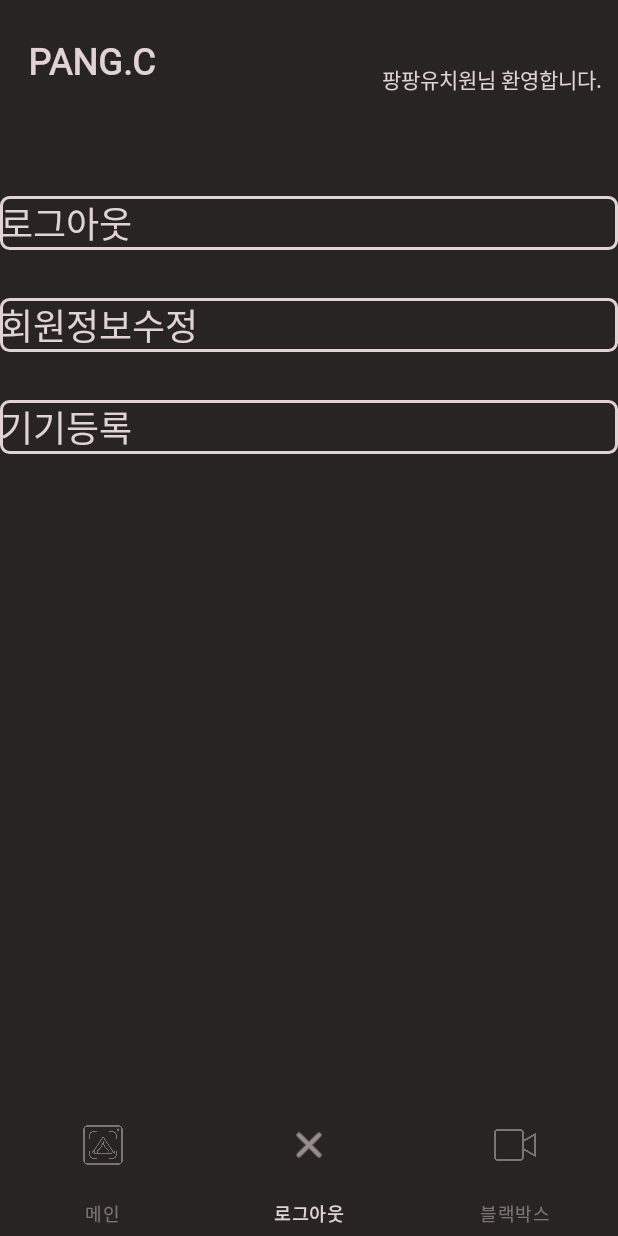
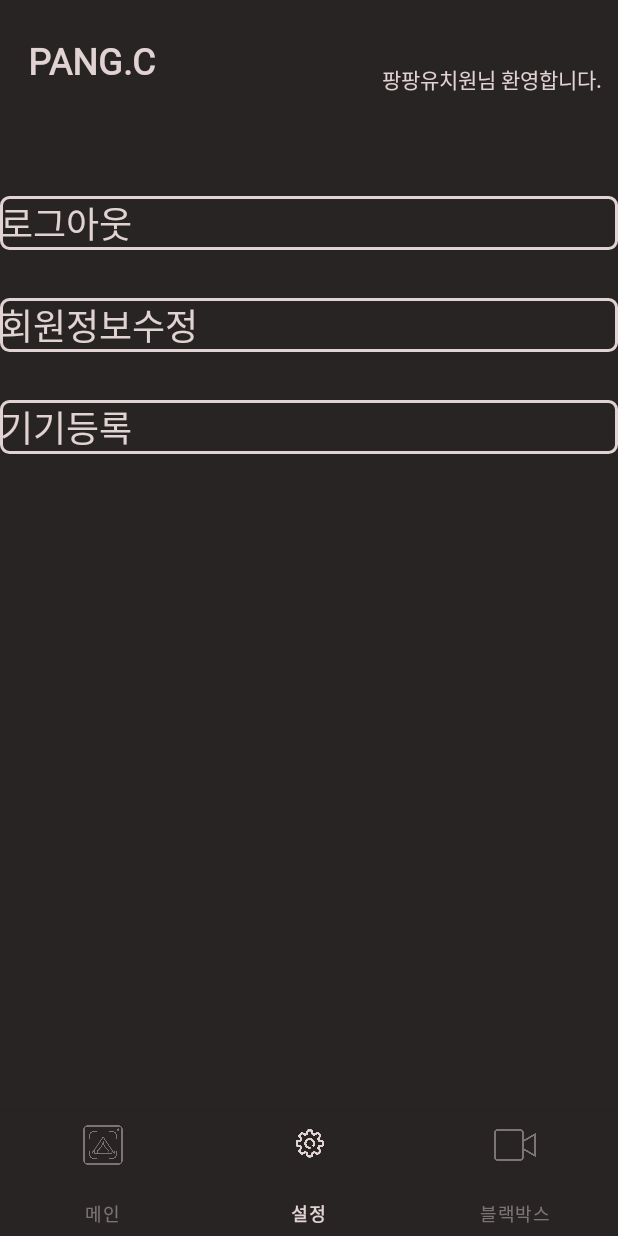
Before and after one commit to 2021-SMHRD-KDT-New-IoT-1/PANGPANG, an Android app: the screen it shows after launch (MainActivity), item 2 of the bottom bar chosen, on a phone screen of 412 x 824 dp. Run offline under Robolectric (Android 15) with nearby library versions, the phone set to English and light mode, and no system bars; Roboto replaces fonts that are not available here.

Commit message:
아이콘 로그아웃->설정으로 변경

```diff
--- a/app/src/main/res/menu/main1.xml
+++ b/app/src/main/res/menu/main1.xml
@@ -7,8 +7,8 @@
         android:title="메인"/>
     <item
         android:id="@+id/tab2"
-        android:icon="@android:drawable/ic_menu_close_clear_cancel"
-        android:title="로그아웃" />
+        android:icon="@drawable/setup2"
+        android:title="설정" />
     <item
         android:id="@+id/tab3"
         android:icon="@drawable/camrea"
```
Also changed, not shown: app/src/main/res/drawable-v24/setup2.png (added).
